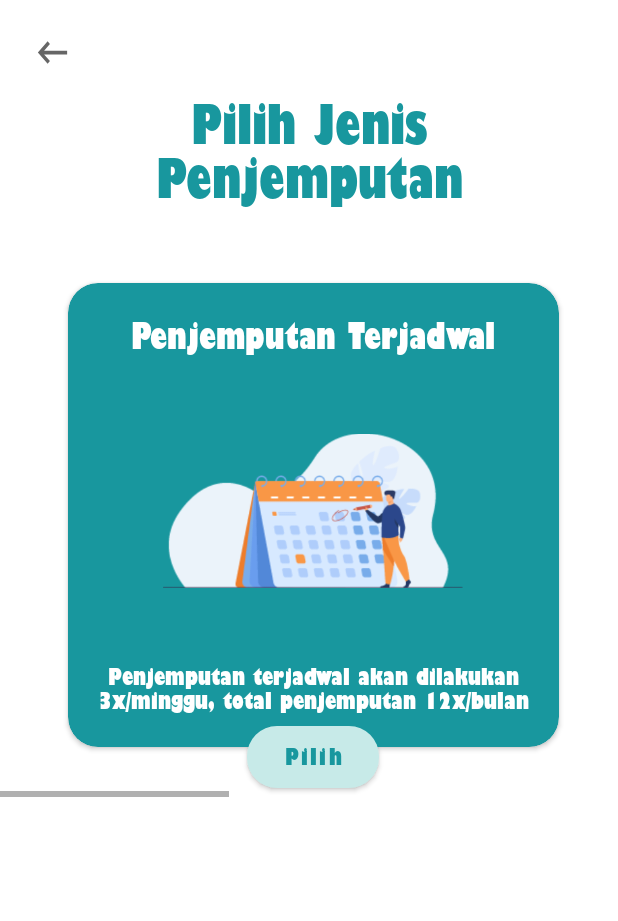
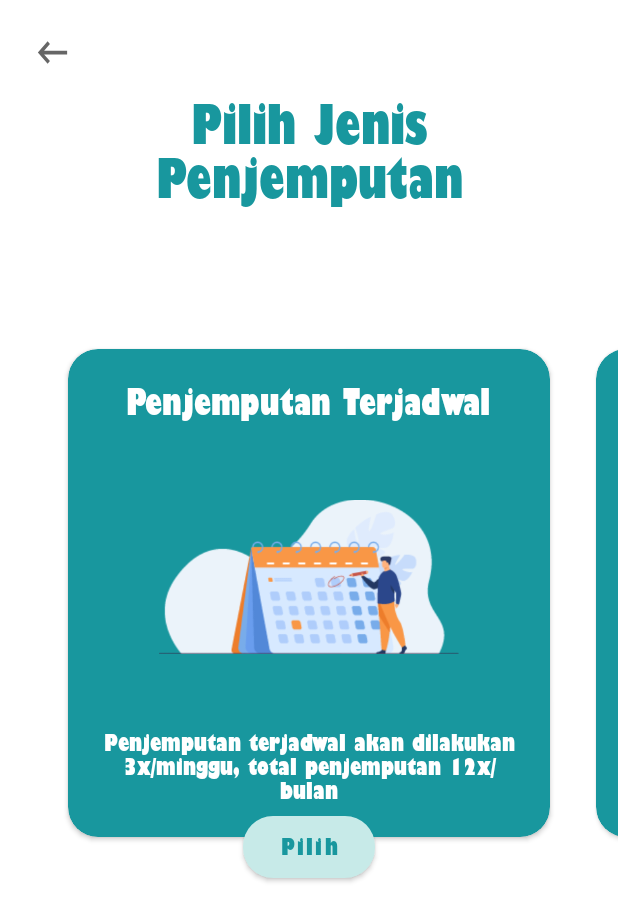
Before and after one commit to Lopniv/SIPP, an Android app: the PickupCategoryActivity screen opened directly, with no data from a screen before it, on a phone screen of 412 x 824 dp. Shown: the top 921 px of the screen. Run offline under Robolectric (Android 15) with nearby library versions, the light colour scheme and no system bars.

Commit message:
Update item pickup with viewpager

```diff
--- a/app/build.gradle
+++ b/app/build.gradle
@@ -9,7 +9,7 @@ plugins {
 
 android {
     compileSdkVersion 30
-    buildToolsVersion '30.0.2'
+    buildToolsVersion '30.0.3'
 
     defaultConfig {
         applicationId "com.android.sipp"
--- /dev/null
+++ b/app/src/main/java/com/android/sipp/adapter/ItemPickupAdapter.kt
@@ -0,0 +1,51 @@
+package com.android.sipp.adapter
+
+import android.view.LayoutInflater
+import android.view.View
+import android.view.ViewGroup
+import android.widget.ImageView
+import android.widget.TextView
+import androidx.annotation.NonNull
+import androidx.viewpager.widget.PagerAdapter
+import com.android.sipp.R
+import com.android.sipp.model.ItemPickup
+
+class ItemPickupAdapter(var models: ArrayList<ItemPickup>) : PagerAdapter() {
+
+    fun updateItem(model: ArrayList<ItemPickup>) {
+        models.clear()
+        models.addAll(model)
+        notifyDataSetChanged()
+    }
+
+    override fun getCount(): Int {
+        return models.size
+    }
+
+    override fun isViewFromObject(@NonNull view: View, @NonNull `object`: Any): Boolean {
+        return view == `object`
+    }
+
+    @NonNull
+    override fun instantiateItem(@NonNull container: ViewGroup, position: Int): Any {
+        val view: View = LayoutInflater.from(container.context).inflate(R.layout.item_pickup, container, false)
+        val imageView : ImageView = view.findViewById(R.id.iv_pickup_plan)
+        val title : TextView = view.findViewById(R.id.tv_pickup_plan)
+        val desc : TextView = view.findViewById(R.id.tv_desc_plan)
+        imageView.setImageResource(models[position].image)
+        title.text = models[position].title
+        desc.text = models[position].desc
+//        view.setOnClickListener {
+//            val intent = Intent(context, DetailActivity::class.java)
+//            intent.putExtra("param", models!![position].getTitle())
+//            context!!.startActivity(intent)
+//            // finish();
+//        }
+        container.addView(view, 0)
+        return view
+    }
+
+    override fun destroyItem(container: ViewGroup, position: Int, `object`: Any) {
+        container.removeView(`object` as View?)
+    }
+}
--- /dev/null
+++ b/app/src/main/java/com/android/sipp/model/ItemPickup.kt
@@ -0,0 +1,7 @@
+package com.android.sipp.model
+
+data class ItemPickup(
+    val title: String,
+    val image: Int,
+    val desc: String
+)
--- a/app/src/main/java/com/android/sipp/ui/activity/PickupCategoryActivity.kt
+++ b/app/src/main/java/com/android/sipp/ui/activity/PickupCategoryActivity.kt
@@ -1,24 +1,55 @@
 package com.android.sipp.ui.activity
 
-import androidx.appcompat.app.AppCompatActivity
 import android.os.Bundle
 import android.view.View
+import androidx.appcompat.app.AppCompatActivity
 import com.android.sipp.R
+import com.android.sipp.adapter.ItemPickupAdapter
 import com.android.sipp.databinding.ActivityPickupCategoryBinding
+import com.android.sipp.model.ItemPickup
 
 class PickupCategoryActivity : AppCompatActivity(), View.OnClickListener {
 
+    private var model: ArrayList<ItemPickup> = arrayListOf()
+
+    private lateinit var adapter: ItemPickupAdapter
     private lateinit var b: ActivityPickupCategoryBinding
 
     override fun onCreate(savedInstanceState: Bundle?) {
         super.onCreate(savedInstanceState)
         b = ActivityPickupCategoryBinding.inflate(layoutInflater)
         setContentView(b.root)
+        initiate()
         setListener()
+        setupItemPickup()
+    }
+
+    private fun initiate() {
+        adapter = ItemPickupAdapter(arrayListOf())
     }
 
     private fun setListener() {
         b.btnBack.setOnClickListener(this)
+    }
+
+    private fun setupItemPickup() {
+        model.add(
+            ItemPickup(
+                "Penjemputan Terjadwal",
+                R.drawable.bg_pickup,
+                "Penjemputan terjadwal akan dilakukan 3x/minggu, total penjemputan 12x/bulan"
+            )
+        )
+        model.add(
+            ItemPickup(
+                "Penjemputan Langsung",
+                R.drawable.bg_pickup,
+                "Penjemputan terjadwal akan dilakukan 3x/minggu, total penjemputan 12x/bulan"
+            )
+        )
+        adapter.updateItem(model)
+
+        b.viewPager.adapter = adapter
     }
 
     override fun onClick(v: View?) {
--- a/app/src/main/res/layout/activity_pickup_category.xml
+++ b/app/src/main/res/layout/activity_pickup_category.xml
@@ -1,5 +1,6 @@
 <?xml version="1.0" encoding="utf-8"?>
-<androidx.constraintlayout.widget.ConstraintLayout xmlns:android="http://schemas.android.com/apk/res/android"
+<androidx.constraintlayout.widget.ConstraintLayout
+    xmlns:android="http://schemas.android.com/apk/res/android"
     xmlns:app="http://schemas.android.com/apk/res-auto"
     xmlns:tools="http://schemas.android.com/tools"
     android:layout_width="match_parent"
@@ -33,167 +34,181 @@
         app:layout_constraintStart_toStartOf="parent"
         app:layout_constraintTop_toBottomOf="@id/btn_back" />
 
-    <HorizontalScrollView
+    <androidx.viewpager.widget.ViewPager
+        android:id="@+id/viewPager"
         android:layout_width="match_parent"
         android:layout_height="wrap_content"
-        android:layout_centerHorizontal="true"
-        android:layout_centerVertical="true"
+        android:foregroundGravity="center"
+        android:overScrollMode="never"
+        android:clipToPadding="false"
+        android:paddingStart="30dp"
+        android:paddingEnd="30dp"
+        app:layout_constraintBottom_toBottomOf="parent"
         app:layout_constraintEnd_toEndOf="parent"
         app:layout_constraintStart_toStartOf="parent"
-        app:layout_constraintTop_toBottomOf="@+id/tv_title">
-
-        <LinearLayout
-            android:layout_width="wrap_content"
-            android:layout_height="wrap_content"
-            android:orientation="horizontal">
-
-            <RelativeLayout
-                android:layout_width="wrap_content"
-                android:layout_height="wrap_content">
-
-                <androidx.cardview.widget.CardView
-                    android:id="@+id/cv_pickup_plan"
-                    android:layout_width="wrap_content"
-                    android:layout_height="wrap_content"
-                    android:layout_marginTop="45dp"
-                    android:layout_marginStart="45dp"
-                    android:layout_marginEnd="45dp"
-                    android:layout_gravity="center"
-                    app:cardBackgroundColor="@color/green_1000"
-                    app:cardCornerRadius="20dp">
-
-                    <RelativeLayout
-                        android:layout_width="wrap_content"
-                        android:layout_height="wrap_content"
-                        android:padding="20dp">
-
-                        <androidx.appcompat.widget.AppCompatTextView
-                            android:id="@+id/tv_pickup_plan"
-                            android:layout_width="wrap_content"
-                            android:layout_height="wrap_content"
-                            android:layout_centerHorizontal="true"
-                            android:fontFamily="@font/gill_sans_ultra_bold_cond"
-                            android:text="Penjemputan Terjadwal"
-                            android:textColor="@color/white"
-                            android:textSize="24sp" />
-
-                        <ImageView
-                            android:id="@+id/iv_pickup_plan"
-                            android:layout_width="200dp"
-                            android:layout_height="200dp"
-                            android:layout_centerHorizontal="true"
-                            android:src="@drawable/bg_pickup"
-                            android:layout_below="@id/tv_pickup_plan"/>
-
-                        <androidx.appcompat.widget.AppCompatTextView
-                            android:id="@+id/tv_desc_plan"
-                            android:layout_width="wrap_content"
-                            android:layout_height="wrap_content"
-                            android:layout_centerHorizontal="true"
-                            android:layout_below="@id/iv_pickup_plan"
-                            android:fontFamily="@font/gill_sans_ultra_bold_cond"
-                            android:textAlignment="center"
-                            android:text="Penjemputan terjadwal akan dilakukan\n3x/minggu, total penjemputan 12x/bulan"
-                            android:textColor="@color/white"
-                            android:textSize="16sp" />
-
-                    </RelativeLayout>
-
-                </androidx.cardview.widget.CardView>
-
-                <com.google.android.material.button.MaterialButton
-                    android:id="@+id/btn_choose_plan"
-                    android:layout_width="match_parent"
-                    android:layout_height="wrap_content"
-                    android:layout_centerHorizontal="true"
-                    android:layout_marginTop="-20dp"
-                    android:fontFamily="@font/gill_sans_ultra_bold_cond"
-                    android:padding="10dp"
-                    android:text="Pilih"
-                    android:textAllCaps="false"
-                    android:textSize="16sp"
-                    android:textColor="@color/green_1000"
-                    app:cornerRadius="20dp"
-                    app:backgroundTint="@color/green_100"
-                    android:layout_below="@id/cv_pickup_plan"/>
-
-            </RelativeLayout>
-
-            <RelativeLayout
-                android:layout_width="wrap_content"
-                android:layout_height="wrap_content">
-
-                <androidx.cardview.widget.CardView
-                    android:id="@+id/cv_pickup_ondemand"
-                    android:layout_width="wrap_content"
-                    android:layout_height="wrap_content"
-                    android:layout_gravity="center"
-                    android:layout_marginStart="45dp"
-                    android:layout_marginTop="45dp"
-                    android:layout_marginEnd="45dp"
-                    app:cardBackgroundColor="@color/green_1000"
-                    app:cardCornerRadius="20dp">
-
-                    <RelativeLayout
-                        android:layout_width="wrap_content"
-                        android:layout_height="wrap_content"
-                        android:padding="20dp">
-
-                        <androidx.appcompat.widget.AppCompatTextView
-                            android:id="@+id/tv_pickup_ondemand"
-                            android:layout_width="wrap_content"
-                            android:layout_height="wrap_content"
-                            android:layout_centerHorizontal="true"
-                            android:fontFamily="@font/gill_sans_ultra_bold_cond"
-                            android:text="@string/pickup_plan"
-                            android:textColor="@color/white"
-                            android:textSize="24sp" />
-
-                        <ImageView
-                            android:id="@+id/iv_pickup_ondemand"
-                            android:layout_width="200dp"
-                            android:layout_height="200dp"
-                            android:layout_centerHorizontal="true"
-                            android:src="@drawable/bg_pickup"
-                            android:layout_below="@id/tv_pickup_ondemand"
-                            android:contentDescription="@string/app_name" />
-
-                        <androidx.appcompat.widget.AppCompatTextView
-                            android:id="@+id/tv_desc_ondemand"
-                            android:layout_width="wrap_content"
-                            android:layout_height="wrap_content"
-                            android:layout_centerHorizontal="true"
-                            android:layout_below="@id/iv_pickup_ondemand"
-                            android:fontFamily="@font/gill_sans_ultra_bold_cond"
-                            android:textAlignment="center"
-                            android:text="@string/desc_pickup_plan"
-                            android:textColor="@color/white"
-                            android:textSize="16sp" />
-
-                    </RelativeLayout>
-
-                </androidx.cardview.widget.CardView>
-
-                <com.google.android.material.button.MaterialButton
-                    android:id="@+id/btn_choose_ondemand"
-                    android:layout_width="match_parent"
-                    android:layout_height="wrap_content"
-                    android:layout_centerHorizontal="true"
-                    android:layout_marginTop="-20dp"
-                    android:fontFamily="@font/gill_sans_ultra_bold_cond"
-                    android:padding="10dp"
-                    android:text="@string/choose"
-                    android:textAllCaps="false"
-                    android:textSize="16sp"
-                    android:textColor="@color/green_1000"
-                    app:cornerRadius="20dp"
-                    app:backgroundTint="@color/green_100"
-                    android:layout_below="@id/cv_pickup_ondemand"/>
-
-            </RelativeLayout>
-
-        </LinearLayout>
-
-    </HorizontalScrollView>
+        app:layout_constraintTop_toTopOf="parent" />
 
 </androidx.constraintlayout.widget.ConstraintLayout>
+
+<!--<HorizontalScrollView-->
+<!--android:layout_width="match_parent"-->
+<!--android:layout_height="wrap_content"-->
+<!--android:layout_centerHorizontal="true"-->
+<!--android:layout_centerVertical="true"-->
+<!--app:layout_constraintEnd_toEndOf="parent"-->
+<!--app:layout_constraintStart_toStartOf="parent"-->
+<!--app:layout_constraintTop_toBottomOf="@+id/tv_title">-->
+
+<!--<LinearLayout-->
+<!--    android:layout_width="wrap_content"-->
+<!--    android:layout_height="wrap_content"-->
+<!--    android:orientation="horizontal">-->
+
+<!--    <RelativeLayout-->
+<!--        android:layout_width="wrap_content"-->
+<!--        android:layout_height="wrap_content">-->
+
+<!--        <androidx.cardview.widget.CardView-->
+<!--            android:id="@+id/cv_pickup_plan"-->
+<!--            android:layout_width="wrap_content"-->
+<!--            android:layout_height="wrap_content"-->
+<!--            android:layout_marginTop="45dp"-->
+<!--            android:layout_marginStart="45dp"-->
+<!--            android:layout_marginEnd="45dp"-->
+<!--            android:layout_gravity="center"-->
+<!--            app:cardBackgroundColor="@color/green_1000"-->
+<!--            app:cardCornerRadius="20dp">-->
+
+<!--            <RelativeLayout-->
+<!--                android:layout_width="wrap_content"-->
+<!--                android:layout_height="wrap_content"-->
+<!--                android:padding="20dp">-->
+
+<!--                <androidx.appcompat.widget.AppCompatTextView-->
+<!--                    android:id="@+id/tv_pickup_plan"-->
+<!--                    android:layout_width="wrap_content"-->
+<!--                    android:layout_height="wrap_content"-->
+<!--                    android:layout_centerHorizontal="true"-->
+<!--                    android:fontFamily="@font/gill_sans_ultra_bold_cond"-->
+<!--                    android:text="Penjemputan Terjadwal"-->
+<!--                    android:textColor="@color/white"-->
+<!--                    android:textSize="24sp" />-->
+
+<!--                <ImageView-->
+<!--                    android:id="@+id/iv_pickup_plan"-->
+<!--                    android:layout_width="200dp"-->
+<!--                    android:layout_height="200dp"-->
+<!--                    android:layout_centerHorizontal="true"-->
+<!--                    android:src="@drawable/bg_pickup"-->
+<!--                    android:layout_below="@id/tv_pickup_plan"/>-->
+
+<!--                <androidx.appcompat.widget.AppCompatTextView-->
+<!--                    android:id="@+id/tv_desc_plan"-->
+<!--                    android:layout_width="wrap_content"-->
+<!--                    android:layout_height="wrap_content"-->
+<!--                    android:layout_centerHorizontal="true"-->
+<!--                    android:layout_below="@id/iv_pickup_plan"-->
+<!--                    android:fontFamily="@font/gill_sans_ultra_bold_cond"-->
+<!--                    android:textAlignment="center"-->
+<!--                    android:text="Penjemputan terjadwal akan dilakukan\n3x/minggu, total penjemputan 12x/bulan"-->
+<!--                    android:textColor="@color/white"-->
+<!--                    android:textSize="16sp" />-->
+
+<!--            </RelativeLayout>-->
+
+<!--        </androidx.cardview.widget.CardView>-->
+
+<!--        <com.google.android.material.button.MaterialButton-->
+<!--            android:id="@+id/btn_choose_plan"-->
+<!--            android:layout_width="match_parent"-->
+<!--            android:layout_height="wrap_content"-->
+<!--            android:layout_centerHorizontal="true"-->
+<!--            android:layout_marginTop="-20dp"-->
+<!--            android:fontFamily="@font/gill_sans_ultra_bold_cond"-->
+<!--            android:padding="10dp"-->
+<!--            android:text="Pilih"-->
+<!--            android:textAllCaps="false"-->
+<!--            android:textSize="16sp"-->
+<!--            android:textColor="@color/green_1000"-->
+<!--            app:cornerRadius="20dp"-->
+<!--            app:backgroundTint="@color/green_100"-->
+<!--            android:layout_below="@id/cv_pickup_plan"/>-->
+
+<!--    </RelativeLayout>-->
+
+<!--    <RelativeLayout-->
+<!--        android:layout_width="wrap_content"-->
+<!--        android:layout_height="wrap_content">-->
+
+<!--        <androidx.cardview.widget.CardView-->
+<!--            android:id="@+id/cv_pickup_ondemand"-->
+<!--            android:layout_width="wrap_content"-->
+<!--            android:layout_height="wrap_content"-->
+<!--            android:layout_gravity="center"-->
+<!--            android:layout_marginStart="45dp"-->
+<!--            android:layout_marginTop="45dp"-->
+<!--            android:layout_marginEnd="45dp"-->
+<!--            app:cardBackgroundColor="@color/green_1000"-->
+<!--            app:cardCornerRadius="20dp">-->
+
+<!--            <RelativeLayout-->
+<!--                android:layout_width="wrap_content"-->
+<!--                android:layout_height="wrap_content"-->
+<!--                android:padding="20dp">-->
+
+<!--                <androidx.appcompat.widget.AppCompatTextView-->
+<!--                    android:id="@+id/tv_pickup_ondemand"-->
+<!--                    android:layout_width="wrap_content"-->
+<!--                    android:layout_height="wrap_content"-->
+<!--                    android:layout_centerHorizontal="true"-->
+<!--                    android:fontFamily="@font/gill_sans_ultra_bold_cond"-->
+<!--                    android:text="@string/pickup_plan"-->
+<!--                    android:textColor="@color/white"-->
+<!--                    android:textSize="24sp" />-->
+
+<!--                <ImageView-->
+<!--                    android:id="@+id/iv_pickup_ondemand"-->
+<!--                    android:layout_width="200dp"-->
+<!--                    android:layout_height="200dp"-->
+<!--                    android:layout_centerHorizontal="true"-->
+<!--                    android:src="@drawable/bg_pickup"-->
+<!--                    android:layout_below="@id/tv_pickup_ondemand"-->
+<!--                    android:contentDescription="@string/app_name" />-->
+
+<!--                <androidx.appcompat.widget.AppCompatTextView-->
+<!--                    android:id="@+id/tv_desc_ondemand"-->
+<!--                    android:layout_width="wrap_content"-->
+<!--                    android:layout_height="wrap_content"-->
+<!--                    android:layout_centerHorizontal="true"-->
+<!--                    android:layout_below="@id/iv_pickup_ondemand"-->
+<!--                    android:fontFamily="@font/gill_sans_ultra_bold_cond"-->
+<!--                    android:textAlignment="center"-->
+<!--                    android:text="@string/desc_pickup_plan"-->
+<!--                    android:textColor="@color/white"-->
+<!--                    android:textSize="16sp" />-->
+
+<!--            </RelativeLayout>-->
+
+<!--        </androidx.cardview.widget.CardView>-->
+
+<!--        <com.google.android.material.button.MaterialButton-->
+<!--            android:id="@+id/btn_choose_ondemand"-->
+<!--            android:layout_width="match_parent"-->
+<!--            android:layout_height="wrap_content"-->
+<!--            android:layout_centerHorizontal="true"-->
+<!--            android:layout_marginTop="-20dp"-->
+<!--            android:fontFamily="@font/gill_sans_ultra_bold_cond"-->
+<!--            android:padding="10dp"-->
+<!--            android:text="@string/choose"-->
+<!--            android:textAllCaps="false"-->
+<!--            android:textSize="16sp"-->
+<!--            android:textColor="@color/green_1000"-->
+<!--            app:cornerRadius="20dp"-->
+<!--            app:backgroundTint="@color/green_100"-->
+<!--            android:layout_below="@id/cv_pickup_ondemand"/>-->
+
+<!--    </RelativeLayout>-->
+
+<!--</LinearLayout>-->
+
+<!--</HorizontalScrollView>-->
--- /dev/null
+++ b/app/src/main/res/layout/item_pickup.xml
@@ -0,0 +1,75 @@
+<?xml version="1.0" encoding="utf-8"?>
+<RelativeLayout
+    xmlns:android="http://schemas.android.com/apk/res/android"
+    xmlns:app="http://schemas.android.com/apk/res-auto"
+    android:layout_width="match_parent"
+    android:layout_height="match_parent"
+    android:gravity="center">
+
+    <androidx.cardview.widget.CardView
+        android:id="@+id/cv_pickup_plan"
+        android:layout_width="match_parent"
+        android:layout_height="wrap_content"
+        android:layout_gravity="center"
+        android:layout_marginStart="15dp"
+        android:layout_marginEnd="15dp"
+        app:cardBackgroundColor="@color/green_1000"
+        app:cardCornerRadius="20dp">
+
+        <RelativeLayout
+            android:layout_width="match_parent"
+            android:layout_height="wrap_content"
+            android:gravity="center"
+            android:padding="20dp">
+
+            <androidx.appcompat.widget.AppCompatTextView
+                android:id="@+id/tv_pickup_plan"
+                android:layout_width="wrap_content"
+                android:layout_height="wrap_content"
+                android:layout_centerHorizontal="true"
+                android:fontFamily="@font/gill_sans_ultra_bold_cond"
+                android:text="Penjemputan Terjadwal"
+                android:textColor="@color/white"
+                android:textSize="24sp" />
+
+            <ImageView
+                android:id="@+id/iv_pickup_plan"
+                android:layout_width="200dp"
+                android:layout_height="200dp"
+                android:layout_below="@id/tv_pickup_plan"
+                android:layout_centerHorizontal="true"
+                android:src="@drawable/bg_pickup" />
+
+            <androidx.appcompat.widget.AppCompatTextView
+                android:id="@+id/tv_desc_plan"
+                android:layout_width="wrap_content"
+                android:layout_height="wrap_content"
+                android:layout_below="@id/iv_pickup_plan"
+                android:layout_centerHorizontal="true"
+                android:fontFamily="@font/gill_sans_ultra_bold_cond"
+                android:text="Penjemputan terjadwal akan dilakukan\n3x/minggu, total penjemputan 12x/bulan"
+                android:textAlignment="center"
+                android:textColor="@color/white"
+                android:textSize="16sp" />
+
+        </RelativeLayout>
+
+    </androidx.cardview.widget.CardView>
+
+    <com.google.android.material.button.MaterialButton
+        android:id="@+id/btn_choose_plan"
+        android:layout_width="wrap_content"
+        android:layout_height="wrap_content"
+        android:layout_below="@id/cv_pickup_plan"
+        android:layout_centerHorizontal="true"
+        android:layout_marginTop="-20dp"
+        android:fontFamily="@font/gill_sans_ultra_bold_cond"
+        android:padding="10dp"
+        android:text="@string/choose"
+        android:textAllCaps="false"
+        android:textColor="@color/green_1000"
+        android:textSize="16sp"
+        app:backgroundTint="@color/green_100"
+        app:cornerRadius="20dp" />
+
+</RelativeLayout>
```
